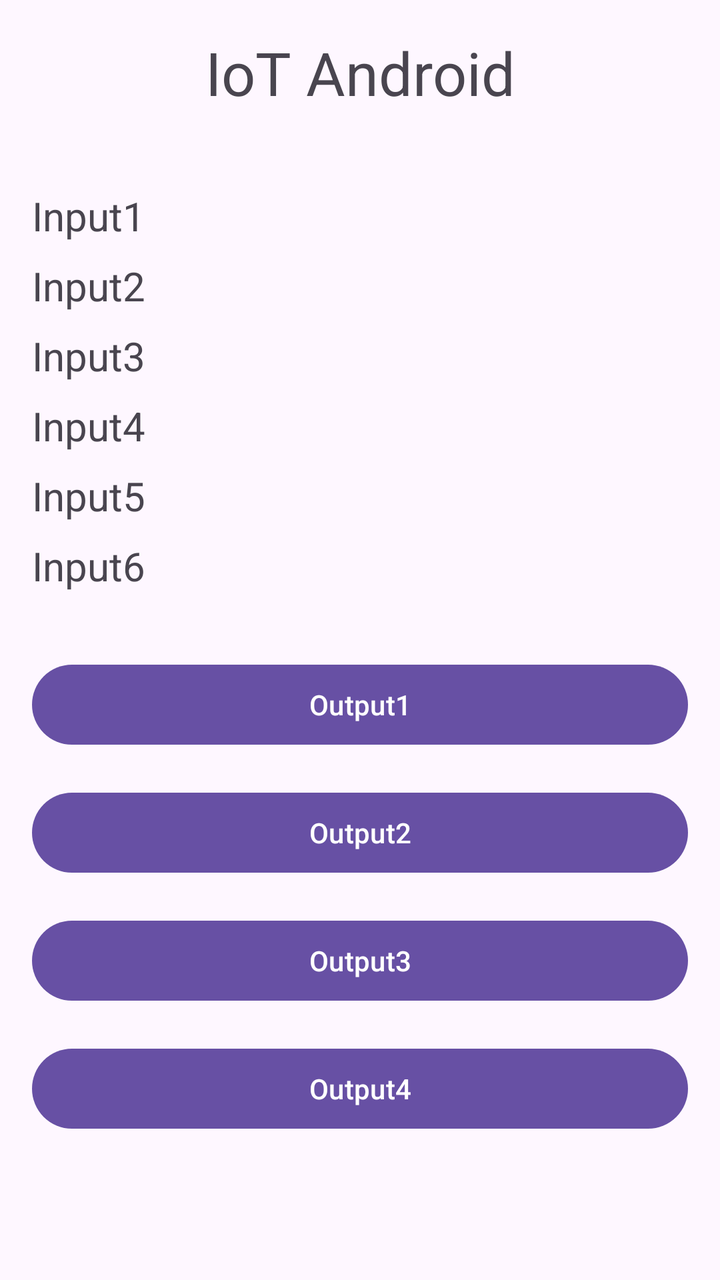
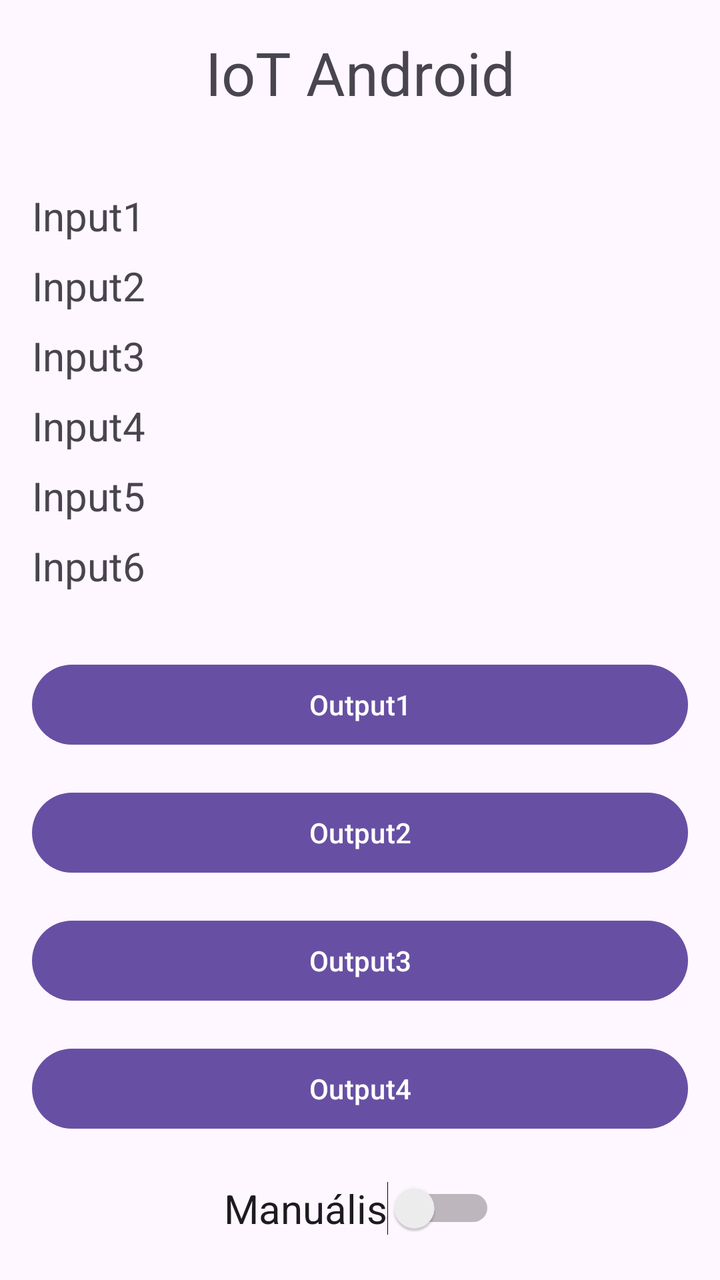

Screens rendered from an Android XML layout before and after an edit, with the pre-edit source and the edit as a unified diff.
<!-- AndroidManifest.xml: application theme Theme.IoT -->
<!-- res/layout/fragment_main.xml -->
<?xml version="1.0" encoding="utf-8"?>
<LinearLayout
    xmlns:android="http://schemas.android.com/apk/res/android"
    xmlns:app="http://schemas.android.com/apk/res-auto"
    xmlns:tools="http://schemas.android.com/tools"
    android:id="@+id/main"
    android:layout_width="match_parent"
    android:layout_height="match_parent"
    android:orientation="vertical"
    android:paddingTop="150dp"
    android:padding="16dp"
    tools:context=".MainActivity">

    
    <TextView
        android:id="@+id/textView"
        android:layout_width="match_parent"
        android:layout_height="wrap_content"
        android:text="@string/iot_android"
        android:textSize="30sp"
        android:textAlignment="center"
        android:paddingBottom="30dp" />

    
    <LinearLayout
        android:layout_width="match_parent"
        android:layout_height="wrap_content"
        android:orientation="horizontal"
        android:paddingTop="8dp">
        <TextView
            android:layout_width="0dp"
            android:layout_height="wrap_content"
            android:layout_weight="1"
            android:text="@string/input1"
            android:textSize="20sp" />
        <TextView
            android:id="@+id/input1"
            android:layout_width="wrap_content"
            android:layout_height="wrap_content"
            android:textSize="20sp" />
    </LinearLayout>

    <LinearLayout
        android:layout_width="match_parent"
        android:layout_height="wrap_content"
        android:orientation="horizontal"
        android:paddingTop="8dp">
        <TextView
            android:layout_width="0dp"
            android:layout_height="wrap_content"
            android:layout_weight="1"
            android:text="@string/input2"
            android:textSize="20sp" />
        <TextView
            android:id="@+id/input2"
            android:layout_width="wrap_content"
            android:layout_height="wrap_content"
            android:textSize="20sp" />
    </LinearLayout>

    <LinearLayout
        android:layout_width="match_parent"
        android:layout_height="wrap_content"
        android:orientation="horizontal"
        android:paddingTop="8dp">
        <TextView
            android:layout_width="0dp"
            android:layout_height="wrap_content"
            android:layout_weight="1"
            android:text="@string/input3"
            android:textSize="20sp" />
        <TextView
            android:id="@+id/input3"
            android:layout_width="wrap_content"
            android:layout_height="wrap_content"
            android:textSize="20sp" />
    </LinearLayout>

    <LinearLayout
        android:layout_width="match_parent"
        android:layout_height="wrap_content"
        android:orientation="horizontal"
        android:paddingTop="8dp">
        <TextView
            android:layout_width="0dp"
            android:layout_height="wrap_content"
            android:layout_weight="1"
            android:text="@string/input4"
            android:textSize="20sp" />
        <TextView
            android:id="@+id/input4"
            android:layout_width="wrap_content"
            android:layout_height="wrap_content"
            android:textSize="20sp" />
    </LinearLayout>

    <LinearLayout
        android:layout_width="match_parent"
        android:layout_height="wrap_content"
        android:orientation="horizontal"
        android:paddingTop="8dp">
        <TextView
            android:layout_width="0dp"
            android:layout_height="wrap_content"
            android:layout_weight="1"
            android:text="@string/input5txt"
            android:textSize="20sp" />
        <TextView
            android:id="@+id/input5"
            android:layout_width="wrap_content"
            android:layout_height="wrap_content"
            android:textSize="20sp" />
    </LinearLayout>

    <LinearLayout
        android:layout_width="match_parent"
        android:layout_height="wrap_content"
        android:orientation="horizontal"
        android:paddingTop="8dp">
        <TextView
            android:layout_width="0dp"
            android:layout_height="wrap_content"
            android:layout_weight="1"
            android:text="@string/input6txt"
            android:textSize="20sp" />
        <TextView
            android:id="@+id/input6"
            android:layout_width="wrap_content"
            android:layout_height="wrap_content"
            android:textSize="20sp" />
    </LinearLayout>

    
    <Button
        android:id="@+id/output1"
        android:layout_width="match_parent"
        android:layout_height="wrap_content"
        android:text="@string/output1"
        android:layout_marginTop="32dp"
        tools:ignore="VisualLintButtonSize" />

    <Button
        android:id="@+id/output2"
        android:layout_width="match_parent"
        android:layout_height="wrap_content"
        android:text="@string/output2"
        android:layout_marginTop="16dp"
        tools:ignore="VisualLintButtonSize" />

    <Button
        android:id="@+id/output3"
        android:layout_width="match_parent"
        android:layout_height="wrap_content"
        android:text="@string/output3"
        android:layout_marginTop="16dp"
        tools:ignore="VisualLintButtonSize" />

    <Button
        android:id="@+id/output4"
        android:layout_width="match_parent"
        android:layout_height="wrap_content"
        android:text="@string/output4"
        android:layout_marginTop="16dp"
        tools:ignore="VisualLintButtonSize" />



</LinearLayout>
<!-- resources referenced by this layout -->
<resources>
  <string name="input1">Input1</string>
  <string name="input2">Input2</string>
  <string name="input3">Input3</string>
  <string name="input4">Input4</string>
  <string name="input5txt">Input5</string>
  <string name="input6txt">Input6</string>
  <string name="iot_android">IoT Android</string>
  <string name="output1">Output1</string>
  <string name="output2">Output2</string>
  <string name="output3">Output3</string>
  <string name="output4">Output4</string>
  <style name="Theme.IoT" parent="Base.Theme.IoT" />
  <style name="Base.Theme.IoT" parent="Theme.Material3.DayNight.NoActionBar">
          
          
      </style>
</resources>

<!-- the commit's change to res/layout/fragment_main.xml (unified diff, before → after) -->
@@ -1,7 +1,6 @@
 <?xml version="1.0" encoding="utf-8"?>
 <LinearLayout
     xmlns:android="http://schemas.android.com/apk/res/android"
-    xmlns:app="http://schemas.android.com/apk/res-auto"
     xmlns:tools="http://schemas.android.com/tools"
     android:id="@+id/main"
     android:layout_width="match_parent"
@@ -137,7 +136,10 @@
         android:layout_height="wrap_content"
         android:text="@string/output1"
         android:layout_marginTop="32dp"
-        tools:ignore="VisualLintButtonSize" />
+        tools:ignore="VisualLintButtonSize"
+        android:visibility="visible"
+        android:clickable="true"
+        android:focusable="true"/>
 
     <Button
         android:id="@+id/output2"
@@ -145,7 +147,10 @@
         android:layout_height="wrap_content"
         android:text="@string/output2"
         android:layout_marginTop="16dp"
-        tools:ignore="VisualLintButtonSize" />
+        tools:ignore="VisualLintButtonSize"
+        android:visibility="visible"
+        android:clickable="true"
+        android:focusable="true"/>
 
     <Button
         android:id="@+id/output3"
@@ -153,7 +158,10 @@
         android:layout_height="wrap_content"
         android:text="@string/output3"
         android:layout_marginTop="16dp"
-        tools:ignore="VisualLintButtonSize" />
+        tools:ignore="VisualLintButtonSize"
+        android:visibility="visible"
+        android:clickable="true"
+        android:focusable="true" />
 
     <Button
         android:id="@+id/output4"
@@ -161,8 +169,22 @@
         android:layout_height="wrap_content"
         android:text="@string/output4"
         android:layout_marginTop="16dp"
-        tools:ignore="VisualLintButtonSize" />
+        tools:ignore="VisualLintButtonSize"
+        android:visibility="visible"
+        android:clickable="true"
+        android:focusable="true"/>
 
+    <Switch
+        android:id="@+id/switch_automation"
+        android:layout_width="wrap_content"
+        android:layout_height="0dp"
+        android:checked="false"
+        android:text="Manuális"
+        android:layout_marginTop="16dp"
+        android:layout_gravity="center"
+        android:layout_weight="1"
+        android:textSize="20sp"
+        tools:ignore="UseSwitchCompatOrMaterialXml" />
 
 
 </LinearLayout>
